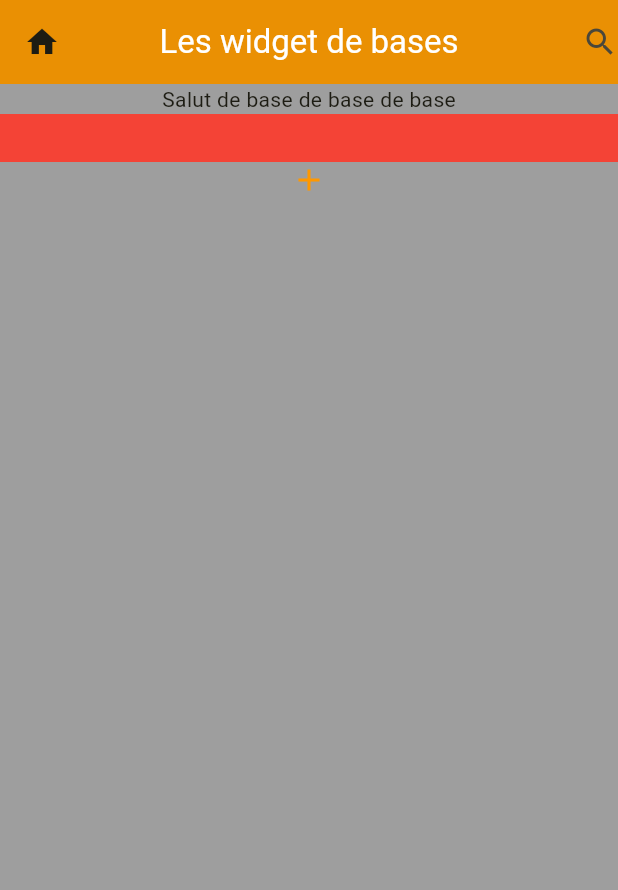
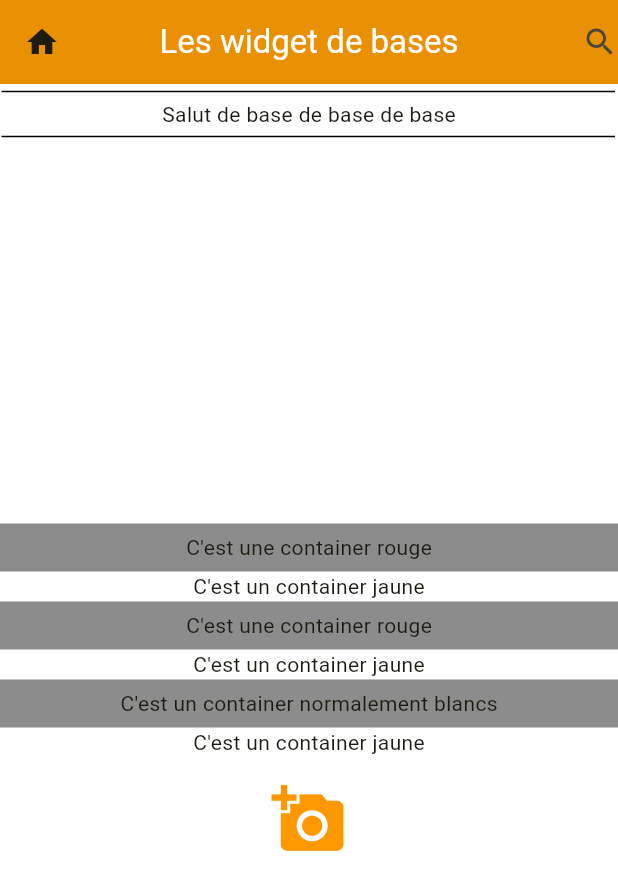
Before and after one commit to SERGELEBON/flutter_basique, a Flutter app: the screen it shows after launch, on a phone screen of 412 x 824 dp. Shown: the top 890 px of the screen. Run offline on Flutter 3.47's test engine with Material 3 defaults, Android fonts, the light colour scheme and no system bars.

Commit message:
devider pour les file

```diff
--- a/lib/main.dart
+++ b/lib/main.dart
@@ -35,7 +35,7 @@ class _MyHomePageState extends State<MyHomePage> {
   @override
   Widget build(BuildContext context) {
     return Scaffold(
-        backgroundColor: Colors.grey,
+      backgroundColor: Colors.white,
       appBar: AppBar(
         backgroundColor: Colors.orange,
         title: Text(
@@ -50,17 +50,71 @@ class _MyHomePageState extends State<MyHomePage> {
         centerTitle: true,
       ),
       body: Column(
+        mainAxisAlignment: MainAxisAlignment.spaceBetween,
         children: [
+          const Divider(
+            height: 10,
+            thickness: 1,
+            indent: 1,
+            endIndent: 2,
+            color: Colors.black,
+          ),
+
           Text("Salut de base de base de base"),
+          const Divider(
+            height: 10,
+            thickness: 1,
+            indent: 1,
+            endIndent: 2,
+            color: Colors.black,
+          ),
+          Spacer(),
           Container(
-              color: Colors.red,
+            color: Colors.black45,
             height: 32,
+            child: Center(
+              child: Text("C'est une container rouge"),
             ),
+          ),
+          Container(
+            child: const Center(
+              child: Text("C'est un container jaune"),
+            ),
+          ),
+          Container(
+            color: Colors.black45,
+            height: 32,
+            child: Center(
+              child: Text("C'est une container rouge"),
+            ),
+          ),
+          //const SizedBox(height: 16),
+          Container(
+            child: const Center(
+              child: Text("C'est un container jaune"),
+            ),
+          ),
+          Container(
+            color: Colors.black45,
+            height: 32,
+            child: const Center(
+              child: Text("C'est un container normalement blancs"),
+            ),
+          ),
+          Container(
+            child: const Center(
+              child: Text("C'est un container jaune"),
+            ),
+          ),
+          const SizedBox(height: 16),
           Icon(
-              Icons.add,
+            Icons.add_a_photo,
             color: Colors.orange,
+            size: 50,
           ),
+          Spacer(),
         ],
-        ));
+      ),
+    );
   }
 }
```
Lines whose indentation alone changed are shown as unchanged.
